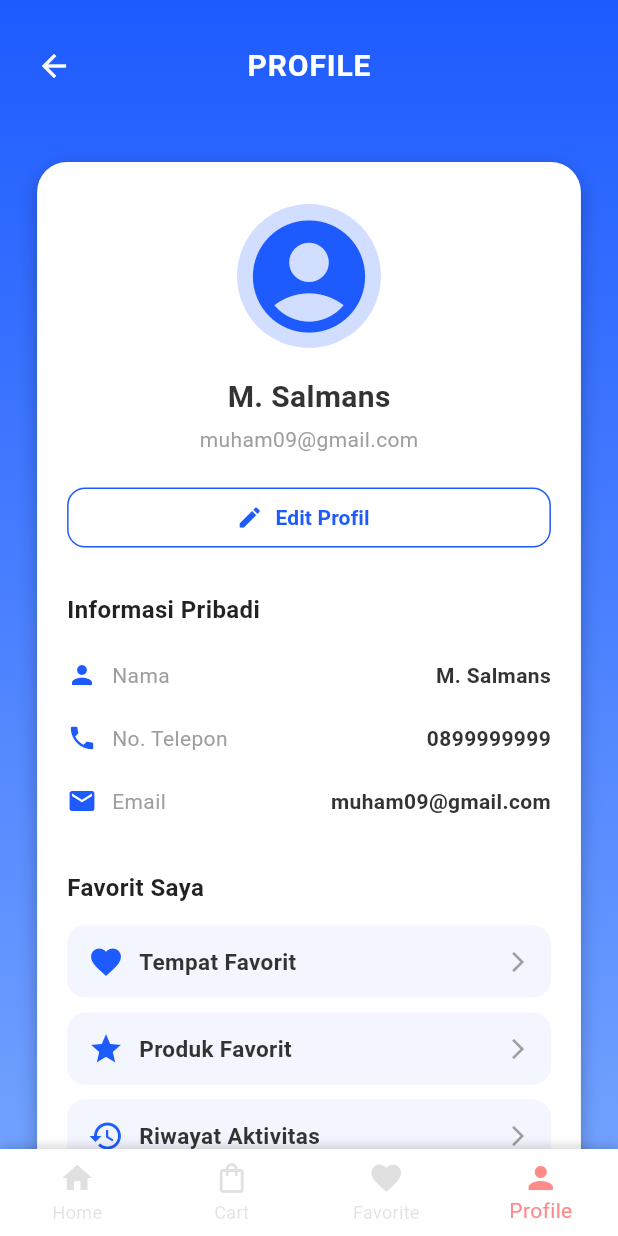
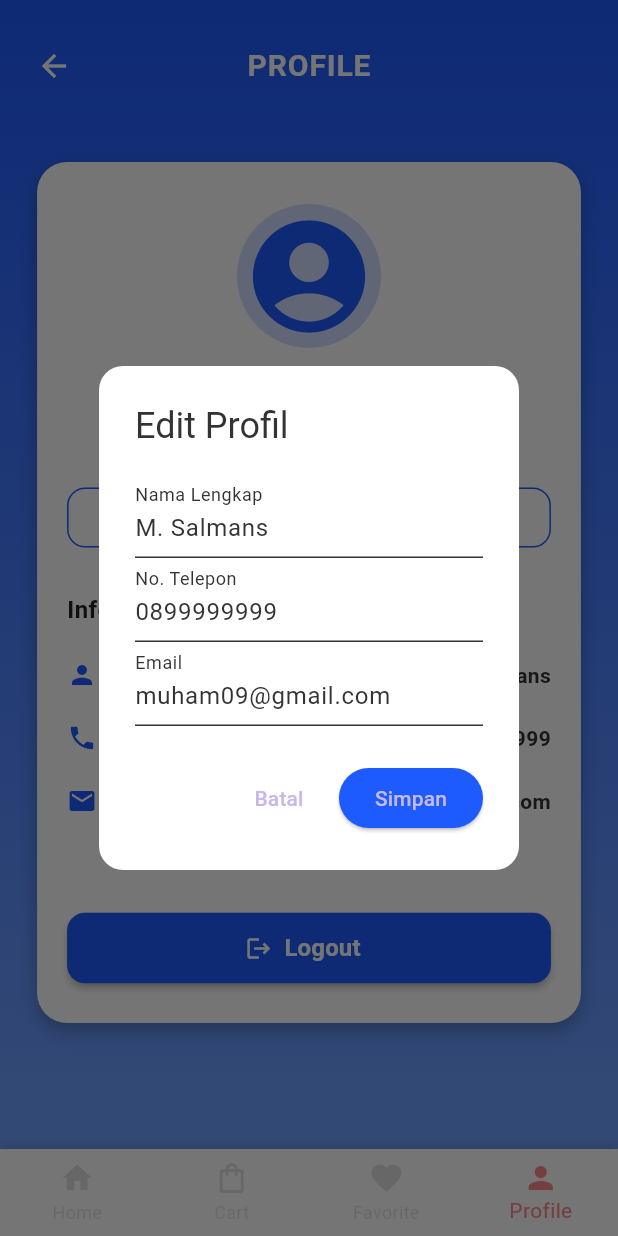
Before and after one commit to dZAKY21/SkinMart, a Flutter app: the screen it shows after launch, item 4 of the bottom bar chosen, after a tap on "Edit Profil", on a phone screen of 412 x 824 dp. Run offline on Flutter 3.47's test engine with Material 3 defaults, Android fonts, the phone set to English and light mode, and no system bars.

Commit message:
Update profile_screen.dart

```diff
--- a/lib/screens/profile_screen.dart
+++ b/lib/screens/profile_screen.dart
@@ -15,19 +15,76 @@ class _ProfileScreenState extends State<ProfileScreen> {
   String phoneNumber = '0899999999';
   String email = 'muham09@gmail.com';
 
-  // Data favorit (dummy)
-  final List<Map<String, dynamic>> favorites = [
-    {'icon': Icons.favorite, 'title': 'Tempat Favorit'},
-    {'icon': Icons.star, 'title': 'Produk Favorit'},
-    {'icon': Icons.history, 'title': 'Riwayat Aktivitas'},
-  ];
+
 
   void signOut() {
     setState(() {
       isSignedIn = false;
     });
+    ScaffoldMessenger.of(context).showSnackBar(
+      const SnackBar(content: Text('Berhasil logout!')),
+    );
     Navigator.pushReplacementNamed(context, '/signin');
   }
+
+  // 🔹 Edit Profil (popup dialog)
+  void _editProfile() {
+    TextEditingController nameCtrl = TextEditingController(text: fullName);
+    TextEditingController phoneCtrl = TextEditingController(text: phoneNumber);
+    TextEditingController emailCtrl = TextEditingController(text: email);
+
+    showDialog(
+      context: context,
+      builder: (context) => AlertDialog(
+        title: const Text('Edit Profil'),
+        shape: RoundedRectangleBorder(borderRadius: BorderRadius.circular(16)),
+        content: SingleChildScrollView(
+          child: Column(
+            mainAxisSize: MainAxisSize.min,
+            children: [
+              TextField(
+                controller: nameCtrl,
+                decoration: const InputDecoration(labelText: 'Nama Lengkap'),
+              ),
+              TextField(
+                controller: phoneCtrl,
+                decoration: const InputDecoration(labelText: 'No. Telepon'),
+              ),
+              TextField(
+                controller: emailCtrl,
+                decoration: const InputDecoration(labelText: 'Email'),
+              ),
+            ],
+          ),
+        ),
+        actions: [
+          TextButton(
+            onPressed: () => Navigator.pop(context),
+            child: const Text('Batal'),
+          ),
+          ElevatedButton(
+            onPressed: () {
+              setState(() {
+                fullName = nameCtrl.text;
+                phoneNumber = phoneCtrl.text;
+                email = emailCtrl.text;
+              });
+              Navigator.pop(context);
+              ScaffoldMessenger.of(context).showSnackBar(
+                const SnackBar(content: Text('Profil berhasil diperbarui!')),
+              );
+            },
+            style: ElevatedButton.styleFrom(
+              backgroundColor: const Color(0xFF1E5BFF),
+            ),
+            child: const Text('Simpan'),
+          ),
+        ],
+      ),
+    );
+  }
+
+
 
   @override
   Widget build(BuildContext context) {
@@ -36,7 +93,7 @@ class _ProfileScreenState extends State<ProfileScreen> {
     return Scaffold(
       body: Stack(
         children: [
-          // 🔹 Background gradient
+          // Background gradient
           Container(
             decoration: const BoxDecoration(
               gradient: LinearGradient(
@@ -47,13 +104,13 @@ class _ProfileScreenState extends State<ProfileScreen> {
             ),
           ),
 
-          // 🔹 Konten utama
+          // Konten utama
           SafeArea(
             child: SingleChildScrollView(
               padding: const EdgeInsets.symmetric(vertical: 20),
               child: Column(
                 children: [
-                  // 🔹 Header
+                  // Header
                   Padding(
                     padding: const EdgeInsets.symmetric(horizontal: 12.0),
                     child: Row(
@@ -75,16 +132,16 @@ class _ProfileScreenState extends State<ProfileScreen> {
                             ),
                           ),
                         ),
-                        const SizedBox(width: 48), // agar teks tetap center
+                        const SizedBox(width: 48),
                       ],
                     ),
                   ),
-
                   const SizedBox(height: 40),
 
-                  // 🔹 Card Profil
+                  // Card Profil
                   Center(
-                    child: Container(
+                    child: AnimatedContainer(
+                      duration: const Duration(milliseconds: 400),
                       width: cardWidth.clamp(320.0, 430.0),
                       padding: const EdgeInsets.fromLTRB(20, 28, 20, 26),
                       decoration: BoxDecoration(
@@ -101,8 +158,11 @@ class _ProfileScreenState extends State<ProfileScreen> {
                       child: Column(
                         mainAxisSize: MainAxisSize.min,
                         children: [
-                          // Avatar
-                          CircleAvatar(
+                          GestureDetector(
+                            onTap: () => ScaffoldMessenger.of(context).showSnackBar(
+                              const SnackBar(content: Text('Ganti foto profil belum diimplementasi.')),
+                            ),
+                            child: CircleAvatar(
                               radius: 48,
                               backgroundColor: const Color(0xFF1E5BFF).withOpacity(0.2),
                               child: const Icon(
@@ -111,9 +171,9 @@ class _ProfileScreenState extends State<ProfileScreen> {
                                 color: Color(0xFF1E5BFF),
                               ),
                             ),
+                          ),
                           const SizedBox(height: 18),
 
-                          // Nama lengkap
                           Text(
                             fullName,
                             style: const TextStyle(
@@ -122,18 +182,14 @@ class _ProfileScreenState extends State<ProfileScreen> {
                             ),
                           ),
                           const SizedBox(height: 4),
-                          Text(
-                            email,
-                            style: const TextStyle(color: Colors.grey),
-                          ),
-
+                          Text(email, style: const TextStyle(color: Colors.grey)),
                           const SizedBox(height: 18),
 
                           // Tombol Edit Profil
                           SizedBox(
                             width: double.infinity,
                             child: OutlinedButton.icon(
-                              onPressed: () {},
+                              onPressed: _editProfile,
                               icon: const Icon(Icons.edit, color: Color(0xFF1E5BFF)),
                               label: const Text(
                                 'Edit Profil',
@@ -150,10 +206,9 @@ class _ProfileScreenState extends State<ProfileScreen> {
                               ),
                             ),
                           ),
-
                           const SizedBox(height: 26),
 
-                          // 🔹 Informasi Pribadi
+                          // Informasi Pribadi
                           const Align(
                             alignment: Alignment.centerLeft,
                             child: Text(
@@ -166,72 +221,19 @@ class _ProfileScreenState extends State<ProfileScreen> {
                             ),
                           ),
                           const SizedBox(height: 16),
-
-                          _infoField(
-                              icon: Icons.person,
-                              label: 'Nama',
-                              value: fullName),
+                          _infoField(icon: Icons.person, label: 'Nama', value: fullName),
                           const SizedBox(height: 10),
-                          _infoField(
-                              icon: Icons.phone,
-                              label: 'No. Telepon',
-                              value: phoneNumber),
+                          _infoField(icon: Icons.phone, label: 'No. Telepon', value: phoneNumber),
                           const SizedBox(height: 10),
-                          _infoField(
-                              icon: Icons.email,
-                              label: 'Email',
-                              value: email),
+                          _infoField(icon: Icons.email, label: 'Email', value: email),
 
                           const SizedBox(height: 30),
 
-                          // 🔹 Bagian Favorit
-                          const Align(
-                            alignment: Alignment.centerLeft,
-                            child: Text(
-                              'Favorit Saya',
-                              style: TextStyle(
-                                fontSize: 16,
-                                fontWeight: FontWeight.w700,
-                                color: Colors.black87,
-                              ),
-                            ),
-                          ),
-                          const SizedBox(height: 14),
 
-                          Column(
-                            children: favorites.map((fav) {
-                              return Container(
-                                margin: const EdgeInsets.only(bottom: 10),
-                                padding: const EdgeInsets.symmetric(
-                                    horizontal: 14, vertical: 12),
-                                decoration: BoxDecoration(
-                                  color: const Color(0xFFF4F6FF),
-                                  borderRadius: BorderRadius.circular(12),
-                                ),
-                                child: Row(
-                                  children: [
-                                    Icon(fav['icon'],
-                                        color: const Color(0xFF1E5BFF)),
-                                    const SizedBox(width: 10),
-                                    Text(
-                                      fav['title'],
-                                      style: const TextStyle(
-                                        fontSize: 15,
-                                        fontWeight: FontWeight.w600,
-                                      ),
-                                    ),
-                                    const Spacer(),
-                                    const Icon(Icons.arrow_forward_ios,
-                                        size: 16, color: Colors.grey),
-                                  ],
-                                ),
-                              );
-                            }).toList(),
-                          ),
 
                           const SizedBox(height: 28),
 
-                          // Tombol Logout
+                          // Logout
                           SizedBox(
                             width: double.infinity,
                             child: ElevatedButton.icon(
@@ -270,7 +272,7 @@ class _ProfileScreenState extends State<ProfileScreen> {
     );
   }
 
-  /// 🔹 Widget info dengan ikon, label & value
+  // 🔹 Widget info dengan ikon, label & value
   Widget _infoField({
     required IconData icon,
     required String label,
@@ -285,10 +287,7 @@ class _ProfileScreenState extends State<ProfileScreen> {
           Expanded(
             child: Text(
               label,
-              style: const TextStyle(
-                color: Colors.grey,
-                fontSize: 14,
-              ),
+              style: const TextStyle(color: Colors.grey, fontSize: 14),
             ),
           ),
           Text(
```
Lines whose indentation alone changed are shown as unchanged.
